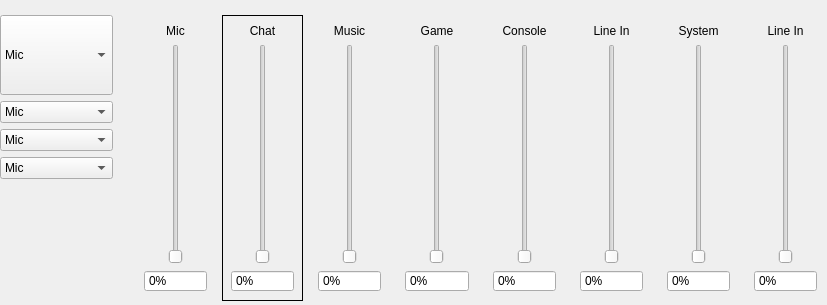
Qt form gui/assets/goxlr.ui (GoXLR-on-Linux/goxlr-utility) before a commit.
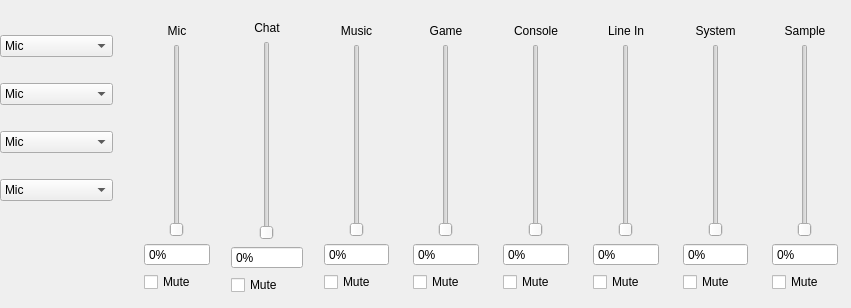
The same form after that commit.

Commit message: Fixed Sampler Label, removed Chat styling (for now), added mute buttons (non-functional).

```diff
--- a/gui/assets/goxlr.ui
+++ b/gui/assets/goxlr.ui
@@ -6,8 +6,8 @@
    <rect>
     <x>0</x>
     <y>0</y>
-    <width>827</width>
-    <height>305</height>
+    <width>851</width>
+    <height>308</height>
    </rect>
   </property>
   <property name="windowTitle">
@@ -19,15 +19,11 @@
      <x>0</x>
      <y>15</y>
      <width>113</width>
-     <height>164</height>
+     <height>206</height>
     </rect>
    </property>
    <layout class="QVBoxLayout" name="verticalLayout">
     <item>
-     <widget class="QSplitter" name="splitter_2">
-      <property name="orientation">
-       <enum>Qt::Vertical</enum>
-      </property>
       <widget class="QComboBox" name="fader_a">
        <item>
         <property name="text">
@@ -55,7 +51,6 @@
         </property>
        </item>
       </widget>
-     </widget>
     </item>
     <item>
      <widget class="QComboBox" name="fader_b">
@@ -151,7 +146,7 @@
     <rect>
      <x>135</x>
      <y>15</y>
-     <width>691</width>
+     <width>712</width>
      <height>286</height>
     </rect>
    </property>
@@ -159,9 +154,7 @@
     <item>
      <widget class="QWidget" name="micWidget" native="true">
       <property name="styleSheet">
-       <string notr="true">#chatWidget {
-	border: 1px solid #000
-}</string>
+       <string notr="true"/>
       </property>
       <layout class="QVBoxLayout" name="verticalLayout_3">
        <property name="sizeConstraint">
@@ -212,20 +205,37 @@
          </property>
         </widget>
        </item>
+       <item>
+        <widget class="QCheckBox" name="mic_mute_check">
+         <property name="text">
+          <string>Mute</string>
+         </property>
+        </widget>
+       </item>
       </layout>
      </widget>
     </item>
     <item>
      <widget class="QWidget" name="chatWidget" native="true">
       <property name="styleSheet">
-       <string notr="true">#chatWidget {
-	border: 1px solid #000
-}</string>
+       <string notr="true"/>
       </property>
       <layout class="QVBoxLayout" name="verticalLayout_2">
        <property name="sizeConstraint">
         <enum>QLayout::SetNoConstraint</enum>
        </property>
+       <property name="leftMargin">
+        <number>6</number>
+       </property>
+       <property name="topMargin">
+        <number>6</number>
+       </property>
+       <property name="rightMargin">
+        <number>6</number>
+       </property>
+       <property name="bottomMargin">
+        <number>6</number>
+       </property>
        <item>
         <widget class="QLabel" name="chat_label">
          <property name="styleSheet">
@@ -271,15 +281,20 @@
          </property>
         </widget>
        </item>
+       <item>
+        <widget class="QCheckBox" name="chat_mute_check">
+         <property name="text">
+          <string>Mute</string>
+         </property>
+        </widget>
+       </item>
       </layout>
      </widget>
     </item>
     <item>
      <widget class="QWidget" name="musicWidget" native="true">
       <property name="styleSheet">
-       <string notr="true">#chatWidget {
-	border: 1px solid #000
-}</string>
+       <string notr="true"/>
       </property>
       <layout class="QVBoxLayout" name="verticalLayout_4">
        <property name="sizeConstraint">
@@ -330,15 +345,20 @@
          </property>
         </widget>
        </item>
+       <item>
+        <widget class="QCheckBox" name="music_mute_check">
+         <property name="text">
+          <string>Mute</string>
+         </property>
+        </widget>
+       </item>
       </layout>
      </widget>
     </item>
     <item>
      <widget class="QWidget" name="gameWidget" native="true">
       <property name="styleSheet">
-       <string notr="true">#chatWidget {
-	border: 1px solid #000
-}</string>
+       <string notr="true"/>
       </property>
       <layout class="QVBoxLayout" name="verticalLayout_5">
        <property name="sizeConstraint">
@@ -389,15 +409,20 @@
          </property>
         </widget>
        </item>
+       <item>
+        <widget class="QCheckBox" name="game_mute_check">
+         <property name="text">
+          <string>Mute</string>
+         </property>
+        </widget>
+       </item>
       </layout>
      </widget>
     </item>
     <item>
      <widget class="QWidget" name="consoleWidget" native="true">
       <property name="styleSheet">
-       <string notr="true">#chatWidget {
-	border: 1px solid #000
-}</string>
+       <string notr="true"/>
       </property>
       <layout class="QVBoxLayout" name="verticalLayout_6">
        <property name="sizeConstraint">
@@ -448,15 +473,20 @@
          </property>
         </widget>
        </item>
+       <item>
+        <widget class="QCheckBox" name="console_mute_check">
+         <property name="text">
+          <string>Mute</string>
+         </property>
+        </widget>
+       </item>
       </layout>
      </widget>
     </item>
     <item>
      <widget class="QWidget" name="lineInWidget" native="true">
       <property name="styleSheet">
-       <string notr="true">#chatWidget {
-	border: 1px solid #000
-}</string>
+       <string notr="true"/>
       </property>
       <layout class="QVBoxLayout" name="verticalLayout_7">
        <property name="sizeConstraint">
@@ -507,15 +537,20 @@
          </property>
         </widget>
        </item>
+       <item>
+        <widget class="QCheckBox" name="linein_mute_check">
+         <property name="text">
+          <string>Mute</string>
+         </property>
+        </widget>
+       </item>
       </layout>
      </widget>
     </item>
     <item>
      <widget class="QWidget" name="systemWidget" native="true">
       <property name="styleSheet">
-       <string notr="true">#chatWidget {
-	border: 1px solid #000
-}</string>
+       <string notr="true"/>
       </property>
       <layout class="QVBoxLayout" name="verticalLayout_8">
        <property name="sizeConstraint">
@@ -566,15 +601,20 @@
          </property>
         </widget>
        </item>
+       <item>
+        <widget class="QCheckBox" name="system_mute_check">
+         <property name="text">
+          <string>Mute</string>
+         </property>
+        </widget>
+       </item>
       </layout>
      </widget>
     </item>
     <item>
      <widget class="QWidget" name="sampleWidget" native="true">
       <property name="styleSheet">
-       <string notr="true">#chatWidget {
-	border: 1px solid #000
-}</string>
+       <string notr="true"/>
       </property>
       <layout class="QVBoxLayout" name="verticalLayout_9">
        <property name="sizeConstraint">
@@ -586,7 +626,7 @@
           <string notr="true"/>
          </property>
          <property name="text">
-          <string>Line In</string>
+          <string>Sample</string>
          </property>
          <property name="alignment">
           <set>Qt::AlignCenter</set>
@@ -625,6 +665,13 @@
          </property>
         </widget>
        </item>
+       <item>
+        <widget class="QCheckBox" name="sample_mute_check">
+         <property name="text">
+          <string>Mute</string>
+         </property>
+        </widget>
+       </item>
       </layout>
      </widget>
     </item>
```
Left out of the diff: 6 changed lines with no effect on the pictures. Lines whose indentation alone changed are shown as unchanged.
